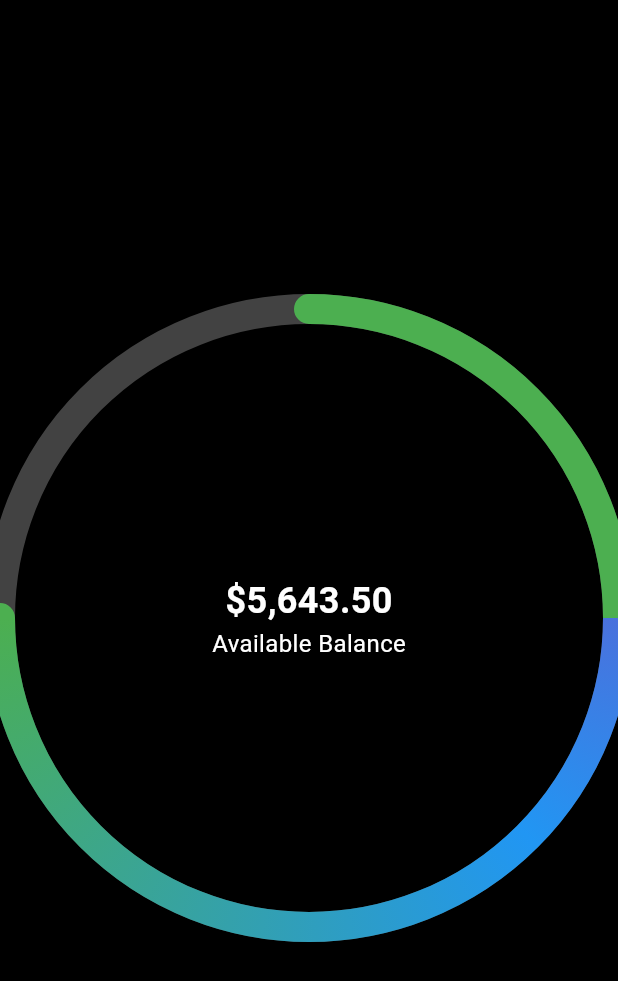
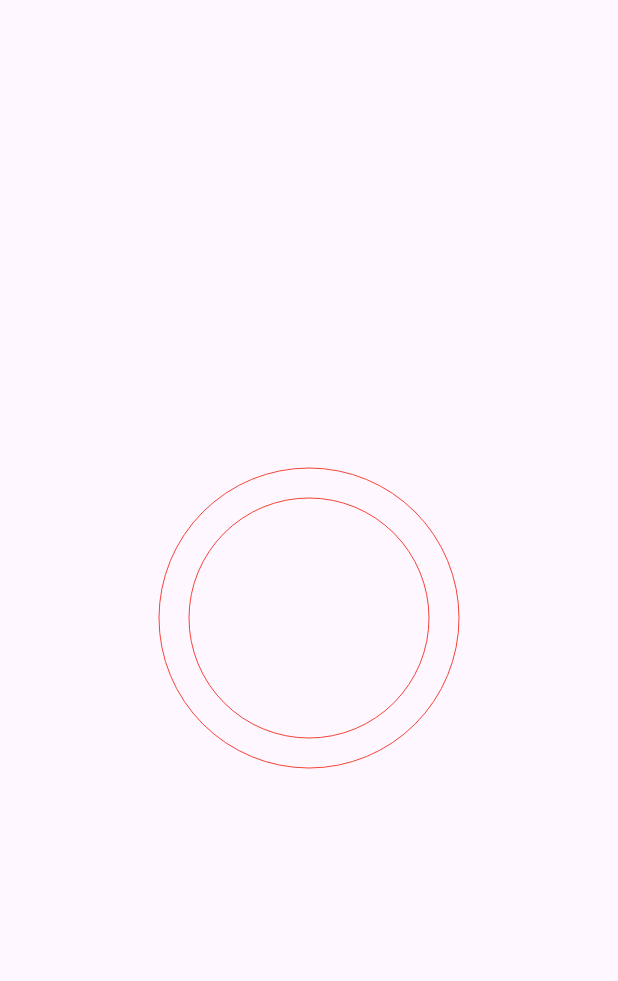
Before and after one commit to BaoTrung37/Flutter-UI-Challange, a Flutter app: the screen it shows after launch, on a phone screen of 412 x 824 dp. Shown: the top 981 px of the screen. Run offline on Flutter 3.47's test engine with Material 3 defaults, Android fonts, the phone set to English and light mode, and no system bars.

```diff
--- a/lib/main.dart
+++ b/lib/main.dart
@@ -1,4 +1,5 @@
 import 'package:flutter/material.dart';
+import 'package:flutter_ui_challenge/presentations/pages/home/home_page_view.dart';
 
 void main() {
   runApp(const MyApp());
@@ -10,7 +11,7 @@ class MyApp extends StatelessWidget {
   @override
   Widget build(BuildContext context) {
     return const MaterialApp(
-      home: BalanceScreen(),
+      home: HomePageView(),
     );
   }
 }
--- /dev/null
+++ b/lib/presentations/pages/home/home_page_view.dart
@@ -0,0 +1,17 @@
+import 'package:flutter/material.dart';
+import 'package:flutter_ui_challenge/presentations/widgets/present_indicator_shape.dart';
+
+class HomePageView extends StatelessWidget {
+  const HomePageView({super.key});
+
+  @override
+  Widget build(BuildContext context) {
+    return Scaffold(
+      body: Center(
+          child: CustomPaint(
+        size: const Size(200, 200),
+        painter: PresentIndicatorShape(),
+      )),
+    );
+  }
+}
```
Also changed, not shown: lib/presentations/widgets/present_indicator_shape.dart (added, +22 -0 lines).
